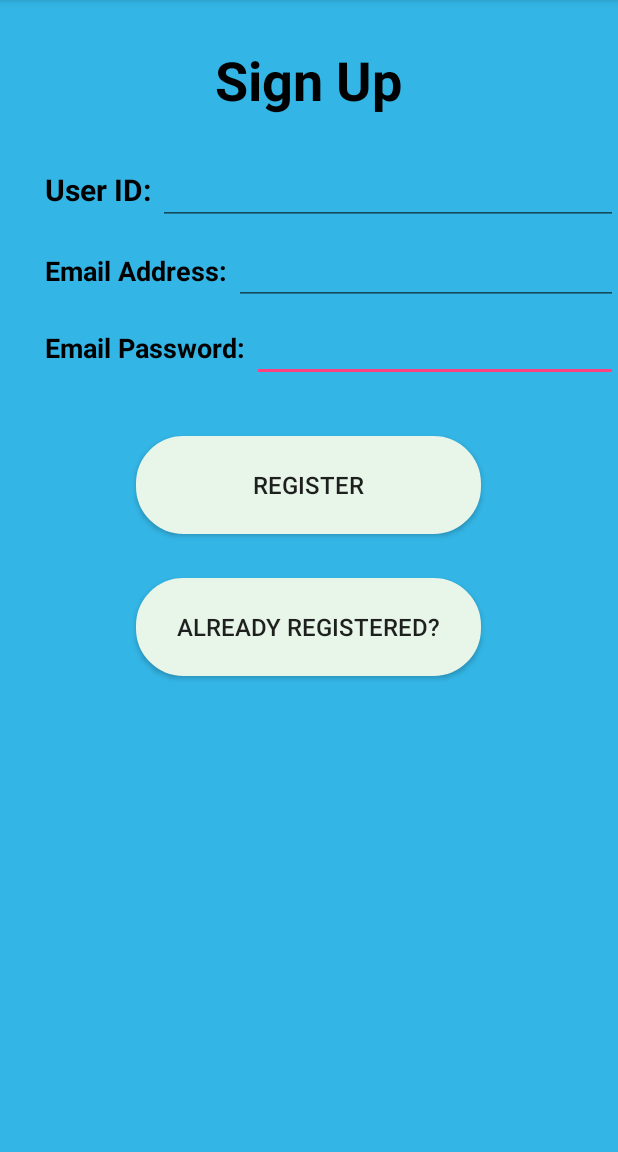
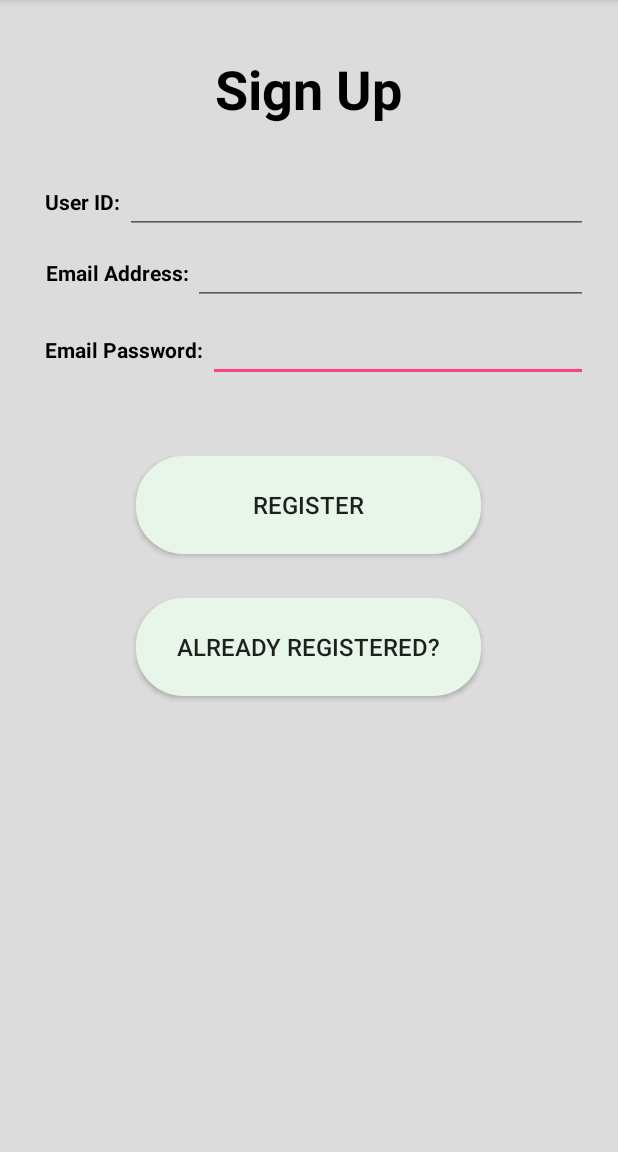
Before and after one commit to dan-choe/mhack, an Android app: the AuthActivity screen opened directly, with no data from a screen before it, on a phone screen of 412 x 824 dp, the part 84-1236 px from its top. Run offline under Robolectric (Android 15) with nearby library versions, the phone set to English and light mode, and no system bars; our stand-ins replace Firebase (no records; nobody signed in at launch, a user with empty details on screens opened directly).

Commit message:
some constraints change

```diff
--- a/app/src/main/res/layout/register.xml
+++ b/app/src/main/res/layout/register.xml
@@ -3,7 +3,7 @@
     xmlns:tools="http://schemas.android.com/tools"
     android:layout_width="match_parent"
     android:layout_height="match_parent"
-    android:background="@android:color/holo_blue_light"
+    android:background="?attr/colorControlHighlight"
     android:orientation="vertical">
 
     <TextView
@@ -18,7 +18,7 @@
         android:text="Email Address: "
         android:textAllCaps="false"
         android:textColor="@android:color/black"
-        android:textSize="18sp"
+        android:textSize="14sp"
         android:textStyle="bold"
         tools:ignore="HardcodedText,RtlHardcoded" />
 
@@ -33,6 +33,7 @@
         android:inputType="textPassword"
         android:password="true"
         android:text=""
+        android:layout_marginRight="20dp"
         tools:ignore="Deprecated,LabelFor,RtlHardcoded" />
 
     <TextView
@@ -45,7 +46,7 @@
         android:gravity="center"
         android:text="Email Password: "
         android:textColor="@android:color/black"
-        android:textSize="18sp"
+        android:textSize="14sp"
         android:textStyle="bold"
         tools:ignore="HardcodedText,RtlHardcoded" />
 
@@ -57,6 +58,7 @@
         android:layout_alignParentTop="true"
 
         android:layout_marginTop="158dp"
+        android:layout_marginRight="20dp"
         android:layout_toEndOf="@+id/textView0"
         android:text=""
         tools:ignore="LabelFor,RelativeOverlap,RtlHardcoded,TextFields" />
@@ -82,7 +84,7 @@
         android:layout_height="65sp"
         android:layout_below="@+id/passwordEt"
         android:layout_centerHorizontal="true"
-        android:layout_marginTop="36dp"
+        android:layout_marginTop="49dp"
         android:background="@drawable/buttonshape"
         android:backgroundTint="#E8F5E9"
         android:shadowColor="#A8A8A8"
@@ -113,7 +115,7 @@
         android:layout_marginBottom="28dp"
         android:text="User ID: "
         android:textColor="@android:color/black"
-        android:textSize="20sp"
+        android:textSize="14sp"
         android:textStyle="bold"
         tools:ignore="HardcodedText,RtlHardcoded" />
 
@@ -125,6 +127,7 @@
         android:layout_alignBottom="@+id/textView8"
         android:layout_alignParentEnd="true"
         android:layout_toEndOf="@+id/textView8"
+        android:layout_marginRight="20dp"
         android:text=""
         android:textColor="@android:color/black"
         tools:ignore="LabelFor,RtlHardcoded,TextFields" />
--- /dev/null
+++ b/app/src/main/res/values/dimens.xml
@@ -0,0 +1,4 @@
+<?xml version="1.0" encoding="utf-8"?>
+<resources>
+    <dimen name="text_margin">16dp</dimen>
+</resources>
--- a/app/src/main/res/values/strings.xml
+++ b/app/src/main/res/values/strings.xml
@@ -1,4 +1,5 @@
 <resources>
     <string name="app_name">DutchPay</string>
     <string name="register_email_text">"Email Address: " </string>
+    <string name="subscription_key">326e256ff2e6456193f91832ebd1d744</string>
 </resources>
```
Also changed, not shown: app/src/main/res/layout/log_in.xml (+11 -10 lines).
